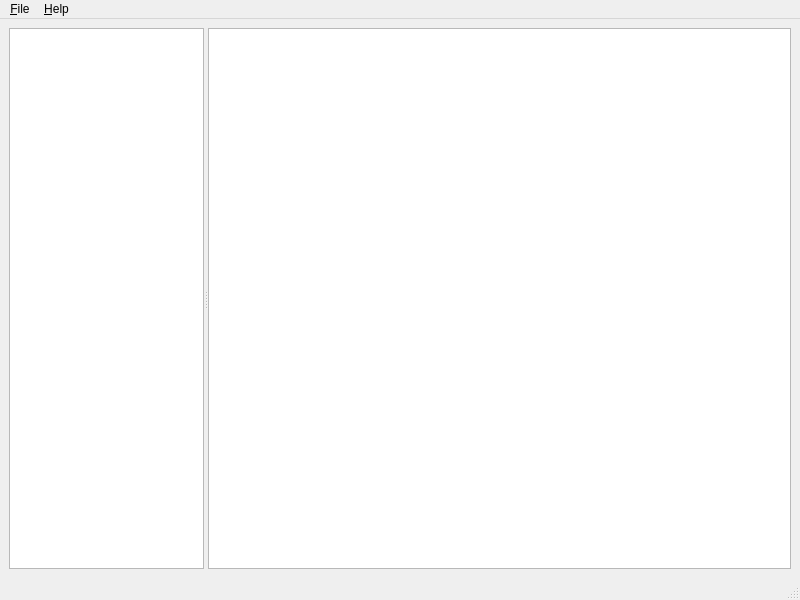
Old version of the form Common/Tools/wdump/wdumpwin.ui in the repository LibreSAGE/LibreSAGE.
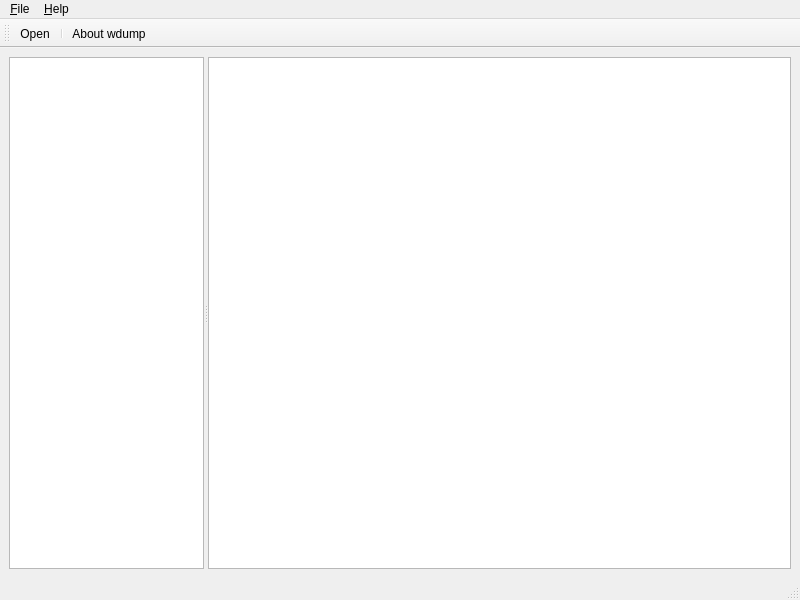
New version of the form.

Patch:
```diff
--- a/Common/Tools/wdump/wdumpwin.ui
+++ b/Common/Tools/wdump/wdumpwin.ui
@@ -70,6 +70,20 @@
    <addaction name="menuHelp"/>
   </widget>
   <widget class="QStatusBar" name="statusbar"/>
+  <widget class="QToolBar" name="mainToolBar">
+   <property name="windowTitle">
+	<string>Toolbar</string>
+   </property>
+   <attribute name="toolBarArea">
+	<enum>TopToolBarArea</enum>
+   </attribute>
+   <attribute name="toolBarBreak">
+	<bool>false</bool>
+   </attribute>
+   <addaction name="actionOpen"/>
+   <addaction name="separator"/>
+   <addaction name="actionAbout"/>
+  </widget>
   <action name="actionOpen">
    <property name="text">
 	<string>&amp;Open</string>
```
Left out of the diff: 9 changed lines with no effect on the pictures.
